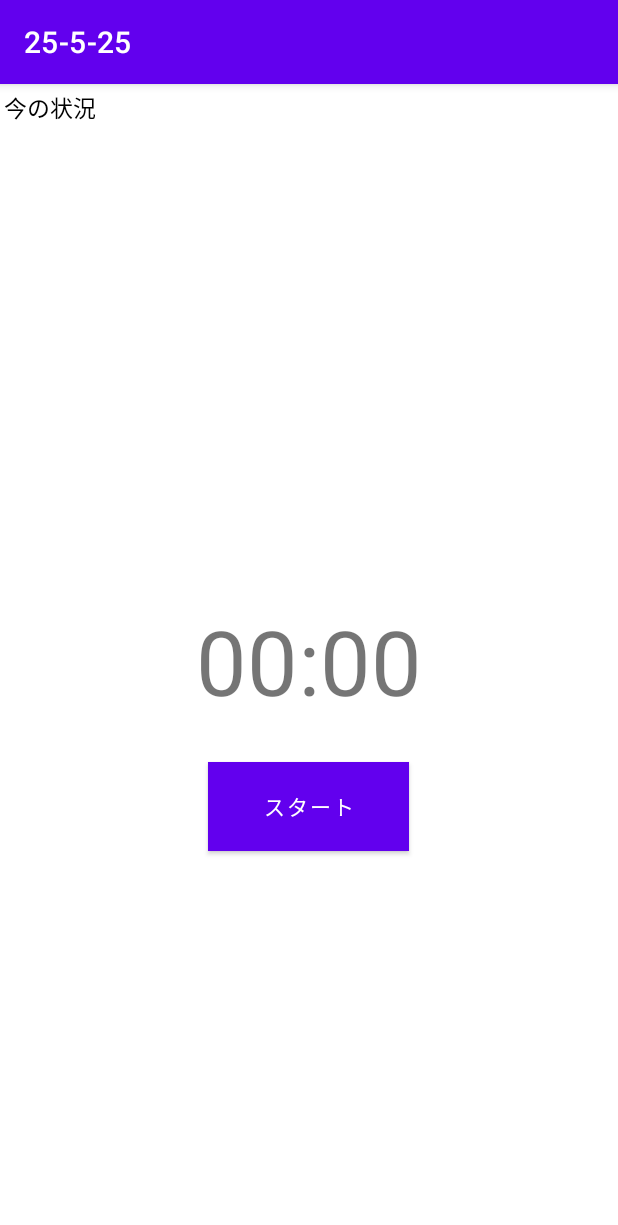
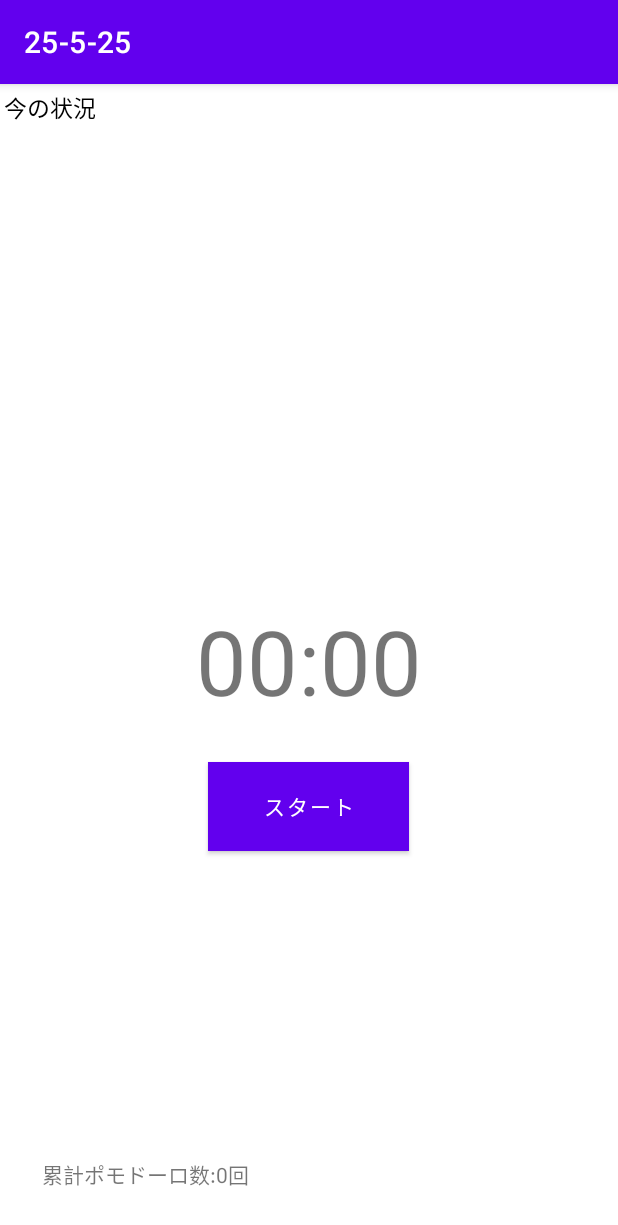
Before and after one commit to saso949/25-5-timer, an Android app: the screen it shows after launch (MainActivity), on a phone screen of 412 x 824 dp. Shown: the top 1225 px of the screen. Run offline under Robolectric (Android 15) with nearby library versions, the phone set to English and light mode, and no system bars.

Commit message:
activity_main.xmlに累計ポモドーロを表示するViewを設置

```diff
--- a/app/src/main/res/layout/activity_main.xml
+++ b/app/src/main/res/layout/activity_main.xml
@@ -33,6 +33,19 @@
         app:layout_constraintTop_toTopOf="parent"
         app:layout_constraintVertical_bias="0.006" />
 
+    <TextView
+        android:id="@+id/proCount"
+        android:layout_width="194dp"
+        android:layout_height="48dp"
+        android:gravity="center"
+        android:text="累計ポモドーロ数:0回"
+        app:layout_constraintBottom_toBottomOf="parent"
+        app:layout_constraintHorizontal_bias="0.0"
+        app:layout_constraintLeft_toLeftOf="parent"
+        app:layout_constraintRight_toRightOf="parent"
+        app:layout_constraintTop_toTopOf="parent"
+        app:layout_constraintVertical_bias="0.976" />
+
     <Button
         android:id="@+id/startButton"
         android:layout_width="134dp"
```
